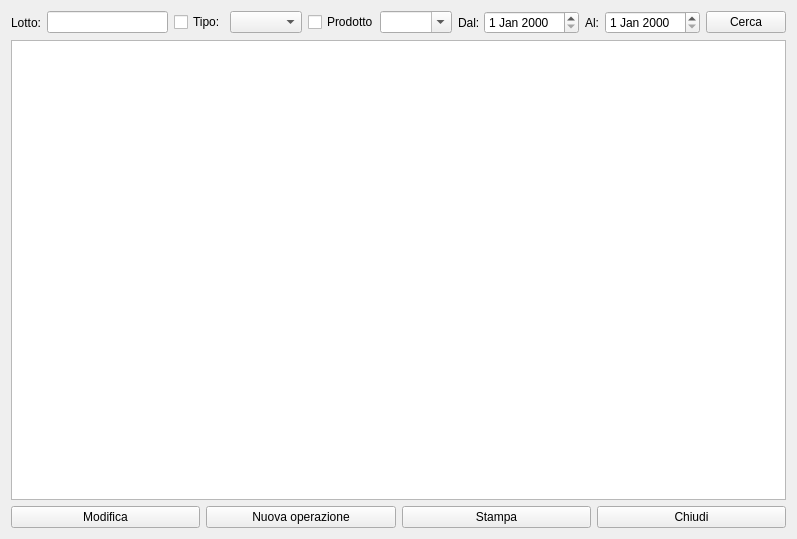
First picture: the form in hlotti.ui, repository fblabs/hamlet-mod-sancon, before the edit.
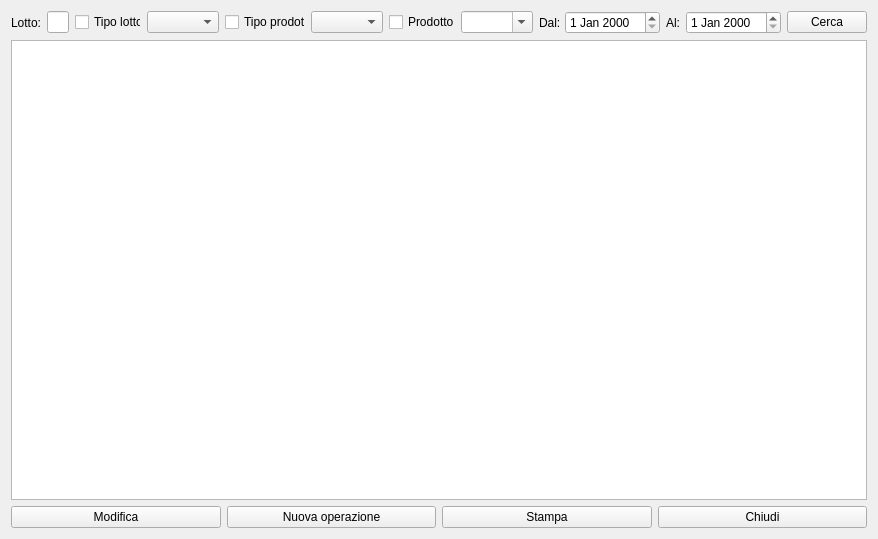
Second picture: the form after the edit. Icons and pictures are not drawn.

Diff of the .ui file:
```diff
--- a/hlotti.ui
+++ b/hlotti.ui
@@ -45,20 +45,48 @@
            </item>
            <item>
             <widget class="QCheckBox" name="chbT">
+             <property name="minimumSize">
+              <size>
+               <width>66</width>
+               <height>0</height>
+              </size>
+             </property>
              <property name="maximumSize">
               <size>
-               <width>50</width>
+               <width>60</width>
                <height>16777215</height>
               </size>
              </property>
              <property name="text">
-              <string>Tipo:</string>
+              <string>Tipo lotto:</string>
              </property>
             </widget>
            </item>
            <item>
             <widget class="QComboBox" name="cbTipiLot"/>
            </item>
+           <item>
+            <widget class="QCheckBox" name="chTipoProdotti">
+             <property name="minimumSize">
+              <size>
+               <width>80</width>
+               <height>0</height>
+              </size>
+             </property>
+             <property name="maximumSize">
+              <size>
+               <width>16777215</width>
+               <height>16777215</height>
+              </size>
+             </property>
+             <property name="text">
+              <string>Tipo prodotto:</string>
+             </property>
+            </widget>
+           </item>
+           <item>
+            <widget class="QComboBox" name="cbTipoProd"/>
+           </item>
            <item>
             <widget class="QCheckBox" name="chbP">
              <property name="maximumSize">
```
